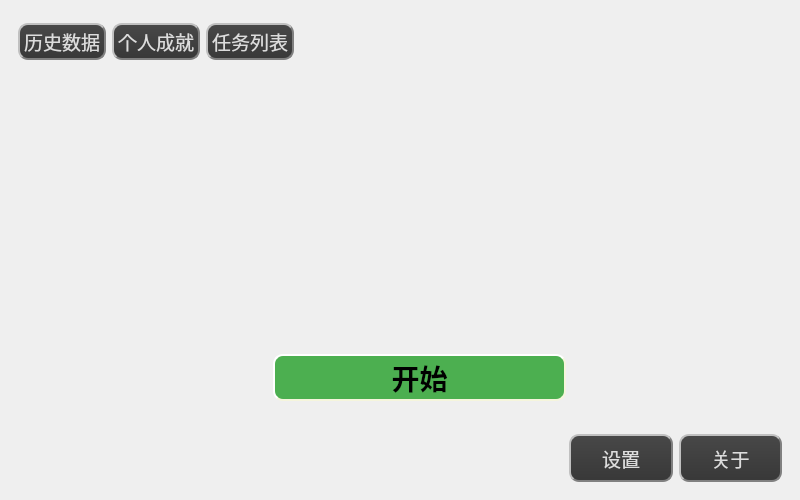
The window that TomClock_QtCreator/screenUi/mainwindow.ui (MeoRinLime/TomClock) describes before a commit, drawn with Qt 5.
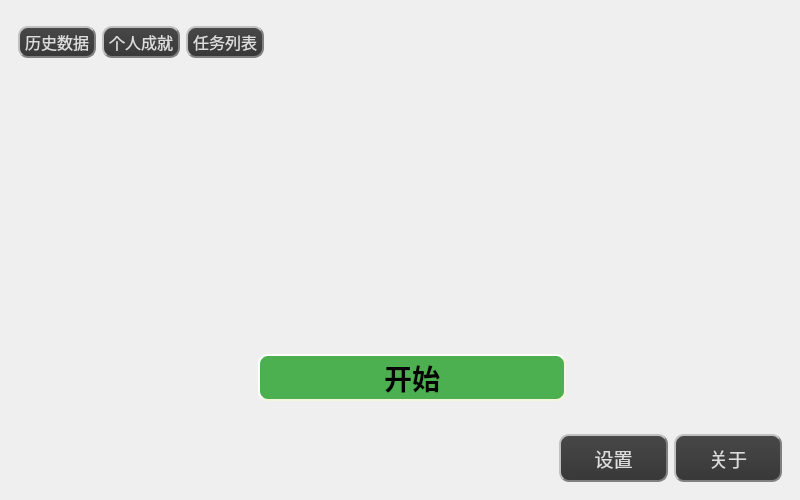
The same window after the commit. Icons and pictures are not drawn.

```diff
--- a/TomClock_QtCreator/screenUi/mainwindow.ui
+++ b/TomClock_QtCreator/screenUi/mainwindow.ui
@@ -89,7 +89,7 @@
          </property>
          <property name="font">
           <font>
-           <pointsize>14</pointsize>
+           <pointsize>12</pointsize>
           </font>
          </property>
          <property name="styleSheet">
@@ -120,8 +120,8 @@
          </property>
          <property name="iconSize">
           <size>
-           <width>20</width>
-           <height>20</height>
+           <width>16</width>
+           <height>16</height>
           </size>
          </property>
         </widget>
@@ -142,7 +142,7 @@
          </property>
          <property name="font">
           <font>
-           <pointsize>14</pointsize>
+           <pointsize>12</pointsize>
           </font>
          </property>
          <property name="styleSheet">
@@ -173,8 +173,8 @@
          </property>
          <property name="iconSize">
           <size>
-           <width>20</width>
-           <height>20</height>
+           <width>16</width>
+           <height>16</height>
           </size>
          </property>
         </widget>
@@ -195,7 +195,7 @@
          </property>
          <property name="font">
           <font>
-           <pointsize>14</pointsize>
+           <pointsize>12</pointsize>
           </font>
          </property>
          <property name="styleSheet">
@@ -226,8 +226,8 @@
          </property>
          <property name="iconSize">
           <size>
-           <width>20</width>
-           <height>20</height>
+           <width>16</width>
+           <height>16</height>
           </size>
          </property>
         </widget>
```
